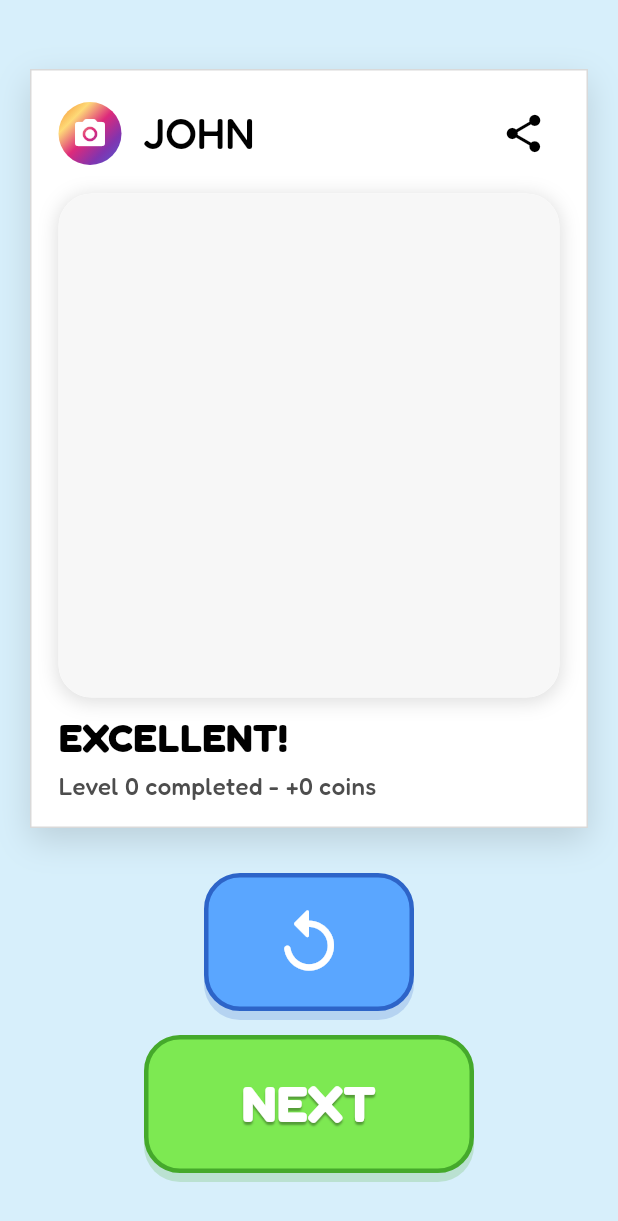
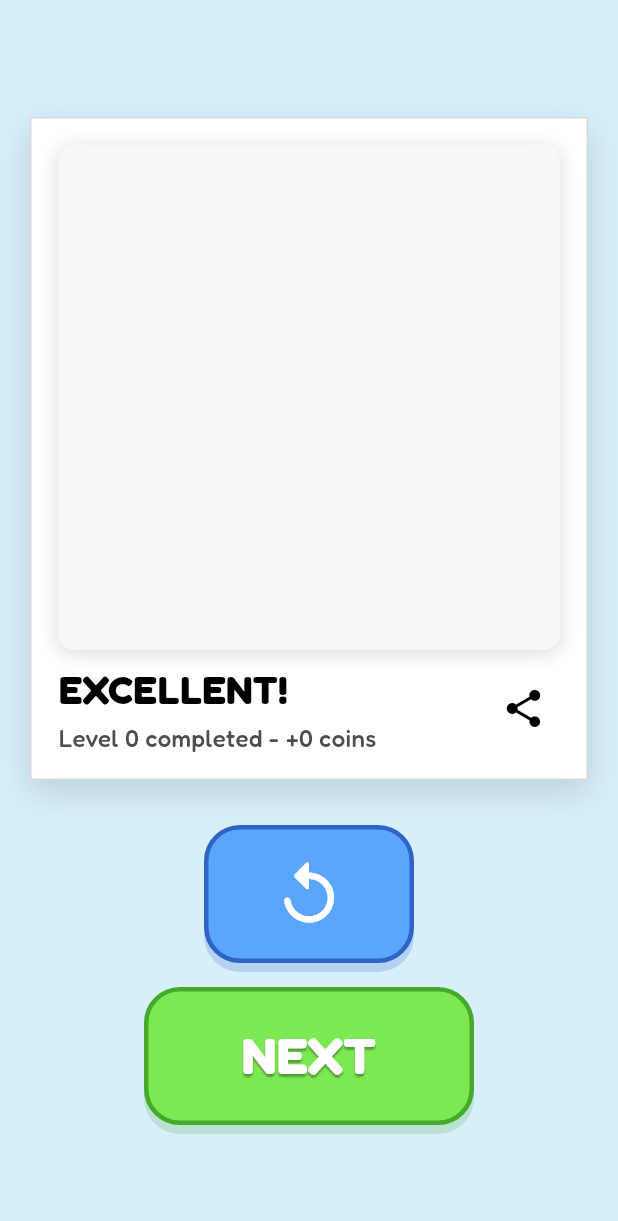
Before and after one commit to arhamsarwar786/Coloring-Page-Drawing-App-Kids, a Flutter app: the RewardScreen screen opened directly with empty values, on a phone screen of 412 x 824 dp. Shown: the top 1221 px of the screen. Run offline on Flutter 3.47's test engine with Material 3 defaults, Android fonts, the light colour scheme and no system bars; our stand-ins replace audioplayers, google_fonts, path_drawing, share_plus.

Commit message:
update reward card

```diff
--- a/lib/features/rewards/view/reward_screen.dart
+++ b/lib/features/rewards/view/reward_screen.dart
@@ -215,67 +215,64 @@ class _RewardPostCard extends StatelessWidget {
       child: Column(
         crossAxisAlignment: CrossAxisAlignment.start,
         children: <Widget>[
-          Row(
-            children: <Widget>[
-              Container(
-                width: isCompact ? 38 : 42,
-                height: isCompact ? 38 : 42,
-                decoration: const BoxDecoration(
-                  shape: BoxShape.circle,
-                  gradient: LinearGradient(
-                    colors: <Color>[
-                      Color(0xFFF58529),
-                      Color(0xFFFEDA77),
-                      Color(0xFFDD2A7B),
-                      Color(0xFF8134AF),
-                      Color(0xFF515BD4),
-                    ],
-                    begin: Alignment.topLeft,
-                    end: Alignment.bottomRight,
-                  ),
-                ),
-                child: Icon(
-                  Icons.camera_alt_rounded,
-                  color: Colors.white,
-                  size: isCompact ? 22 : 24,
-                ),
-              ),
-              const SizedBox(width: 14),
-              Expanded(
-                child: Text(
-                  'JOHN',
-                  style: GoogleFonts.fredoka(
-                    fontSize: titleFontSize,
-                    fontWeight: FontWeight.w500,
-                    color: Colors.black,
-                  ),
-                ),
-              ),
-              IconButton(
-                onPressed:
 
- isSharing ? null : tapActionCallback(context, onShare),
+          // Cemra and Username Row
+          // Row(
+          //   children: <Widget>[
+          //     Container(
+          //       width: isCompact ? 38 : 42,
+          //       height: isCompact ? 38 : 42,
+          //       decoration: const BoxDecoration(
+          //         shape: BoxShape.circle,
+          //         gradient: LinearGradient(
+          //           colors: <Color>[
+          //             Color(0xFFF58529),
+          //             Color(0xFFFEDA77),
+          //             Color(0xFFDD2A7B),
+          //             Color(0xFF8134AF),
+          //             Color(0xFF515BD4),
+          //           ],
+          //           begin: Alignment.topLeft,
+          //           end: Alignment.bottomRight,
+          //         ),
+          //       ),
+          //       child: Icon(
+          //         Icons.camera_alt_rounded,
+          //         color: Colors.white,
+          //         size: isCompact ? 22 : 24,
+          //       ),
+          //     ),
+          //     const SizedBox(width: 14),
+          //     Expanded(
+          //       child: Text(
+          //         'JOHN',
+          //         style: GoogleFonts.fredoka(
+          //           fontSize: titleFontSize,
+          //           fontWeight: FontWeight.w500,
+          //           color: Colors.black,
+          //         ),
+          //       ),
+          //     ),
 
-
-
-
-
-
-                icon: Icon(
-                  Icons.share_rounded,
-                  size: isCompact ? 26 : 30,
-                  color: Colors.black,
-                ),
-              ),
-            ],
-          ),
-          const SizedBox(height: 16),
+          //     //share button
+          //     IconButton(
+          //       onPressed:
+          //           isSharing ? null : tapActionCallback(context, onShare),
+          //       icon: Icon(
+          //         Icons.share_rounded,
+          //         size: isCompact ? 26 : 30,
+          //         color: Colors.black,
+          //       ),
+          //     ),
+          //   ],
+          // ),
+          // const SizedBox(height: 6),
           Container(
             width: double.infinity,
             height: imageSize,
             decoration: BoxDecoration(
               color: Colors.white,
-              borderRadius: BorderRadius.circular(22),
+              borderRadius: BorderRadius.circular(10),
               boxShadow: const <BoxShadow>[
                 BoxShadow(
                   color: Color(0x22000000),
@@ -344,7 +341,6 @@ class _RewardPostCard extends StatelessWidget {
           //   ],
           // ),
 
-
           const SizedBox(height: 8),
           // Row(
           //   mainAxisAlignment: MainAxisAlignment.center,
@@ -364,7 +360,10 @@ class _RewardPostCard extends StatelessWidget {
           //   ],
           // ),
           // const SizedBox(height: 10),
-
+          Row(mainAxisAlignment: MainAxisAlignment.spaceBetween,
+            children: [
+              Column(crossAxisAlignment: CrossAxisAlignment.start,
+                children: [
                   Text(
                     'EXCELLENT!',
                     style: GoogleFonts.fredoka(
@@ -382,6 +381,20 @@ class _RewardPostCard extends StatelessWidget {
                       color: const Color(0xFF4D4D4D),
                     ),
                   ),
+                ],
+              ),
+              IconButton(
+                onPressed:
+                    isSharing ? null : tapActionCallback(context, onShare),
+                icon: Icon(
+                  Icons.share_rounded,
+                  size: isCompact ? 26 : 30,
+                  color: Colors.black,
+                ),
+              ),
+            ],
+          ),
+
           // const SizedBox(height: 14),
 
           // SizedBox(
@@ -426,7 +439,6 @@ class _RewardPostCard extends StatelessWidget {
           //     ),
           //   ),
           // ),
-
         ],
       ),
     );
```
Lines whose indentation alone changed are shown as unchanged.
